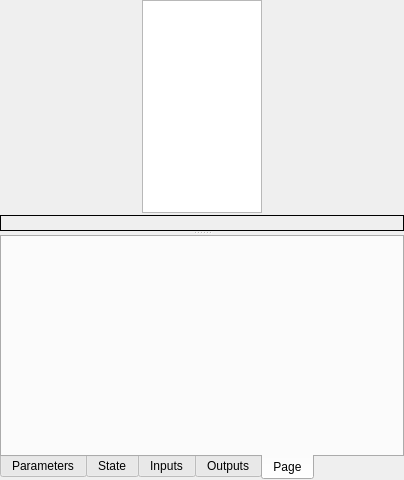
First picture: the form in GUI/Qt/UComponentsListWidget.ui, repository aicommunity/Rdk, before the edit.
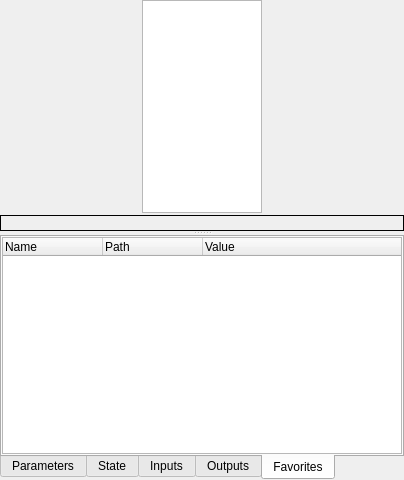
Second picture: the form after the edit. The open tabs and pages were chosen to show the change.

Commit message: New tab "Favorites" created in ComponenListWidget with proper displaying (changing values of favorite properties wasn't implemented)

Diff of the .ui file:
```diff
--- a/GUI/Qt/UComponentsListWidget.ui
+++ b/GUI/Qt/UComponentsListWidget.ui
@@ -252,8 +252,50 @@
          </widget>
          <widget class="QWidget" name="tab">
           <attribute name="title">
-           <string>Page</string>
+           <string>Favorites</string>
           </attribute>
+          <layout class="QVBoxLayout" name="verticalLayout_8">
+           <property name="spacing">
+            <number>0</number>
+           </property>
+           <property name="leftMargin">
+            <number>0</number>
+           </property>
+           <property name="topMargin">
+            <number>0</number>
+           </property>
+           <property name="rightMargin">
+            <number>0</number>
+           </property>
+           <property name="bottomMargin">
+            <number>0</number>
+           </property>
+           <item>
+            <widget class="QTreeWidget" name="treeWidgetFavorites">
+             <property name="columnCount">
+              <number>3</number>
+             </property>
+             <attribute name="headerStretchLastSection">
+              <bool>true</bool>
+             </attribute>
+             <column>
+              <property name="text">
+               <string>Name</string>
+              </property>
+             </column>
+             <column>
+              <property name="text">
+               <string>Path</string>
+              </property>
+             </column>
+             <column>
+              <property name="text">
+               <string>Value</string>
+              </property>
+             </column>
+            </widget>
+           </item>
+          </layout>
          </widget>
         </widget>
        </item>
```
Left out of the diff: 4 changed lines with no effect on the pictures. The commit also changes 2 other files.
